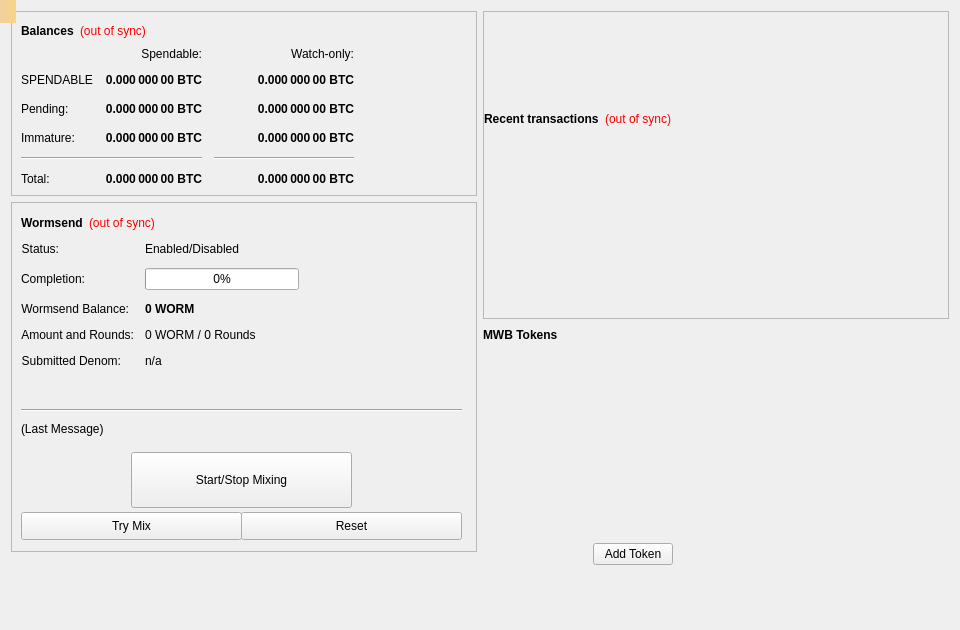
Above: src/qt/forms/overviewpage.ui from WalletBuilding/WORM before the change. Below: the same form after it.
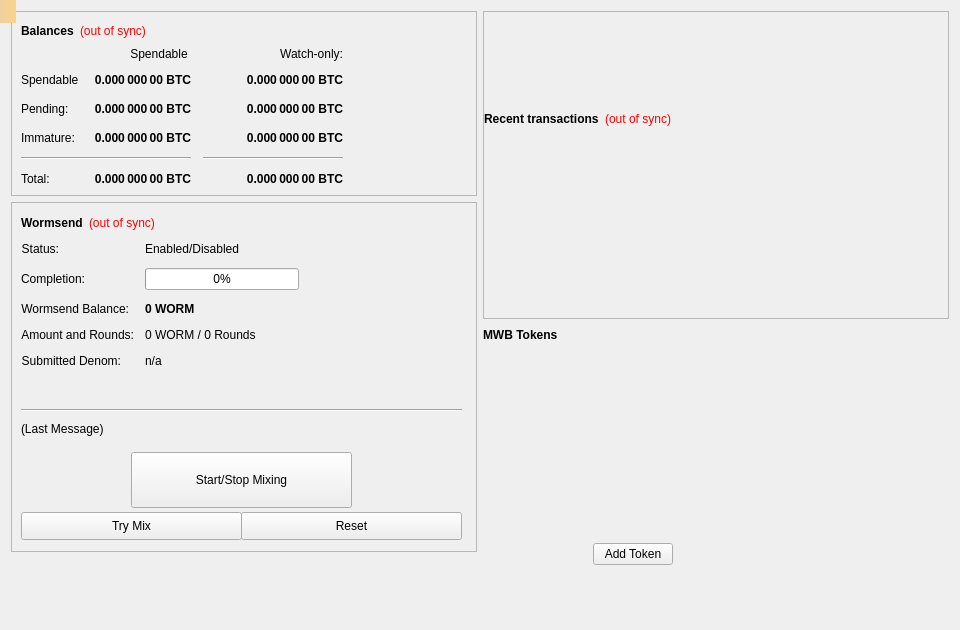
That is the form after the change. Custom widgets are drawn as their Qt base class.

Diff of the .ui file:
```diff
--- a/src/qt/forms/overviewpage.ui
+++ b/src/qt/forms/overviewpage.ui
@@ -309,7 +309,7 @@
             <item row="1" column="0">
              <widget class="QLabel" name="labelBalanceText">
               <property name="text">
-               <string>SPENDABLE</string>
+               <string>Spendable </string>
               </property>
              </widget>
             </item>
@@ -373,7 +373,7 @@
             <item row="0" column="1">
              <widget class="QLabel" name="labelSpendable">
               <property name="text">
-               <string>Spendable:</string>
+               <string>Spendable </string>
               </property>
               <property name="alignment">
                <set>Qt::AlignRight|Qt::AlignTrailing|Qt::AlignVCenter</set>
```
